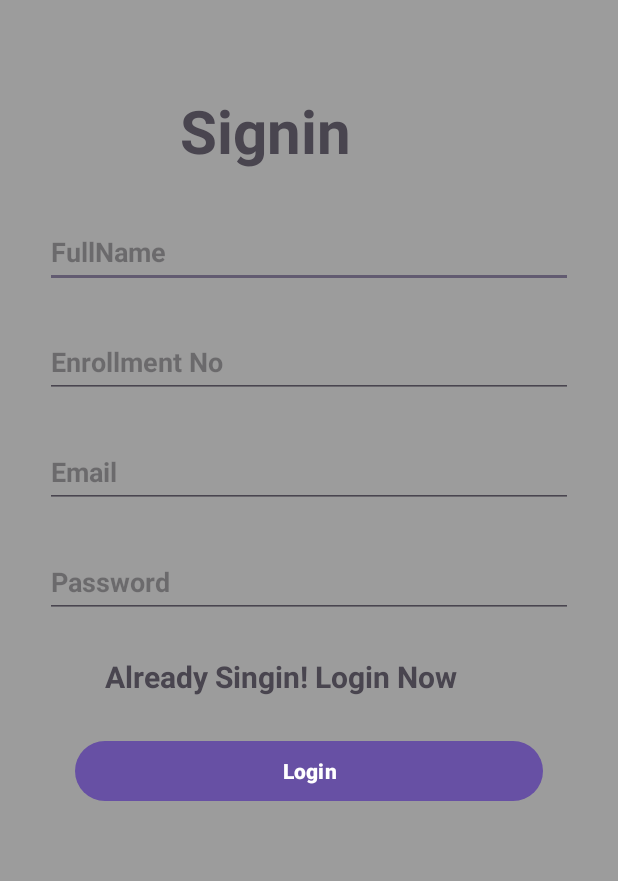
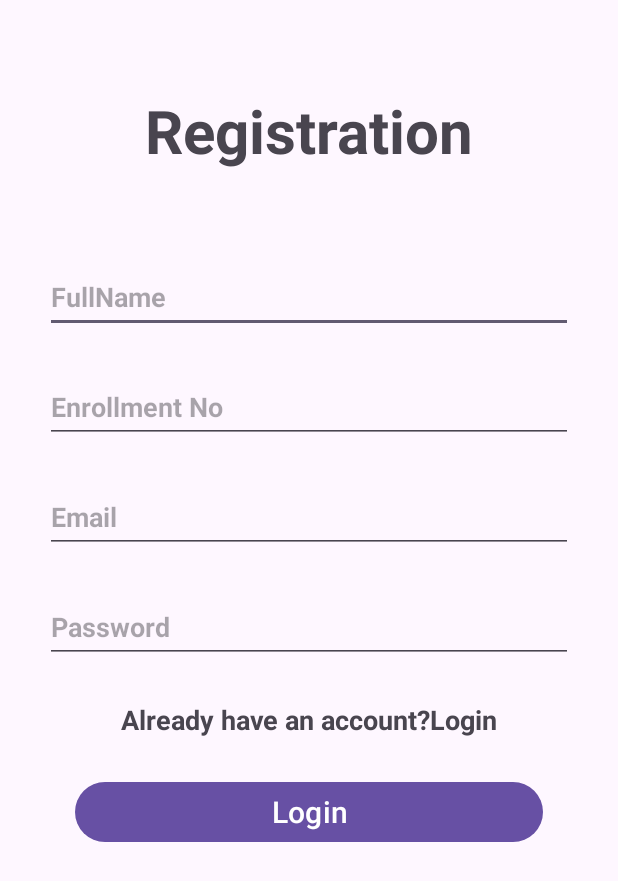
Before and after one commit to ShivkaranYadav/AttendenceManagement, an Android app: the screen it shows after launch (MainActivity), on a phone screen of 412 x 824 dp. Shown: the top 881 px of the screen. Run offline under Robolectric (Android 15) with nearby library versions, the phone set to English and light mode, and no system bars; our stand-ins replace Firebase (no records; nobody signed in at launch, a user with empty details on screens opened directly).

Commit message:
little changes

```diff
--- a/app/src/main/res/layout/activity_main.xml
+++ b/app/src/main/res/layout/activity_main.xml
@@ -2,7 +2,6 @@
 <LinearLayout xmlns:android="http://schemas.android.com/apk/res/android"
     xmlns:app="http://schemas.android.com/apk/res-auto"
     xmlns:tools="http://schemas.android.com/tools"
-    android:background="#9C9C9C"
     android:layout_width="match_parent"
     android:layout_height="match_parent"
     android:orientation="vertical"
@@ -12,24 +11,17 @@
     <TextView
         android:id="@+id/textView"
         android:textStyle="bold"
-        android:layout_width="wrap_content"
+        android:layout_width="match_parent"
         android:layout_height="wrap_content"
-        android:layout_marginLeft="120sp"
-        android:layout_marginTop="60sp"
-        android:layout_marginBottom="30sp"
-        android:text="Signin"
+        android:gravity="center_horizontal"
+        android:layout_marginVertical="60sp"
+        android:text="Registration"
         android:textSize="40sp"
-        app:layout_constraintBottom_toBottomOf="parent"
-        app:layout_constraintEnd_toEndOf="parent"
-        app:layout_constraintStart_toStartOf="parent"
-        app:layout_constraintTop_toTopOf="parent"
-        app:layout_constraintVertical_bias="0.117"
          />
 
     <EditText
         android:id="@+id/FullName"
         android:textStyle="bold"
-
         android:inputType="text"
         android:layout_width="match_parent"
         android:layout_height="wrap_content"
@@ -37,12 +29,7 @@
         android:layout_marginBottom="25sp"
         android:hint="FullName"
         android:minHeight="48dp"
-        app:layout_constraintBottom_toBottomOf="parent"
-        app:layout_constraintEnd_toEndOf="parent"
-        app:layout_constraintStart_toStartOf="parent"
-        app:layout_constraintTop_toTopOf="parent"
-        app:layout_constraintVertical_bias="0.25"
-        android:autofillHints="" />
+        />
 
     <EditText
         android:id="@+id/En"
@@ -55,28 +42,19 @@
         android:hint="Enrollment No"
         android:inputType="number"
         android:minHeight="48dp"
-        app:layout_constraintBottom_toBottomOf="parent"
-        app:layout_constraintEnd_toEndOf="parent"
-        app:layout_constraintStart_toStartOf="parent"
-        app:layout_constraintTop_toTopOf="parent"
-        app:layout_constraintVertical_bias="0.25" />
+        />
 
     <EditText
         android:id="@+id/Email"
         android:inputType = "textEmailAddress"
         android:textStyle="bold"
-
         android:layout_width="match_parent"
         android:layout_height="wrap_content"
         android:layout_marginHorizontal="30dp"
         android:layout_marginBottom="25sp"
         android:hint="Email"
         android:minHeight="48dp"
-        app:layout_constraintBottom_toBottomOf="parent"
-        app:layout_constraintEnd_toEndOf="parent"
-        app:layout_constraintStart_toStartOf="parent"
-        app:layout_constraintTop_toTopOf="parent"
-        app:layout_constraintVertical_bias="0.25" />
+        />
 
     <EditText
         android:id="@+id/password"
@@ -88,37 +66,27 @@
         android:inputType="textPassword"
         android:minHeight="48dp"
         android:layout_marginBottom="25sp"
-        app:layout_constraintBottom_toBottomOf="parent"
-        app:layout_constraintEnd_toEndOf="parent"
-        app:layout_constraintStart_toStartOf="parent"
-        app:layout_constraintTop_toTopOf="parent"
-        app:layout_constraintVertical_bias="0.37" />
+        />
 
     <TextView
         android:id="@+id/Goto"
-        android:layout_width="wrap_content"
+        android:layout_width="match_parent"
+        android:layout_height="wrap_content"
         android:focusableInTouchMode="true"
         android:textStyle="bold"
-        android:layout_height="wrap_content"
-        android:layout_marginLeft="70sp"
-        android:layout_marginRight="30dp"
-        android:text="Already Singin! Login Now"
+        android:gravity="center"
+        android:text="Already have an account?Login"
         android:layout_marginBottom="25sp"
-        android:textSize="20dp" />
+        android:textSize="18dp" />
 
     <Button
         android:id="@+id/Login"
         android:layout_width="match_parent"
         android:layout_height="wrap_content"
         android:layout_marginHorizontal="50dp"
-        android:textStyle="bold"
-        android:padding="10sp"
         android:text="Login"
-        app:layout_constraintBottom_toBottomOf="parent"
-        app:layout_constraintEnd_toEndOf="parent"
-        app:layout_constraintStart_toStartOf="parent"
-        app:layout_constraintTop_toTopOf="parent"
-        app:layout_constraintVertical_bias="0.5" />
+        android:textSize="20sp"
+        />
 
 
 </LinearLayout>
```
Also changed, not shown: app/src/main/java/com/example/anew/Dashboad.java (+4 -4 lines), app/src/main/res/layout/activity_dashboad.xml (+8 -18 lines), app/src/main/res/layout/activity_login.xml (+25 -40 lines).
